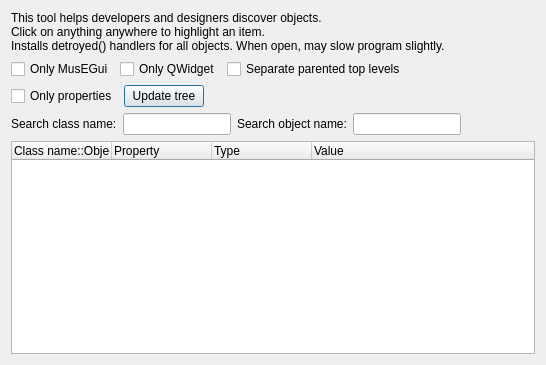
Old version of the form muse3/muse/components/snooperbase.ui in the repository emrum/muse.
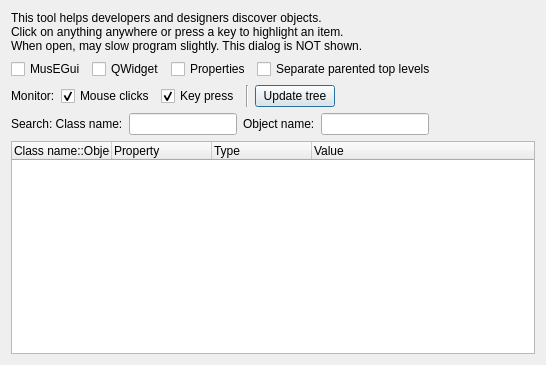
New version of the form.

Commit message: Snooper can now monitor key press

The edit to the form file:
```diff
--- a/muse3/muse/components/snooperbase.ui
+++ b/muse3/muse/components/snooperbase.ui
@@ -20,8 +20,8 @@
       <widget class="QLabel" name="label">
        <property name="text">
         <string>This tool helps developers and designers discover objects.
-Click on anything anywhere to highlight an item.
-Installs detroyed() handlers for all objects. When open, may slow program slightly.</string>
+Click on anything anywhere or press a key to highlight an item.
+When open, may slow program slightly. This dialog is NOT shown.</string>
        </property>
       </widget>
      </item>
@@ -32,14 +32,21 @@
      <item>
       <widget class="QCheckBox" name="onlyAppCheckBox">
        <property name="text">
-        <string>Only MusEGui</string>
+        <string>MusEGui</string>
        </property>
       </widget>
      </item>
      <item>
       <widget class="QCheckBox" name="onlyWidgetCheckBox">
        <property name="text">
-        <string>Only QWidget</string>
+        <string>QWidget</string>
+       </property>
+      </widget>
+     </item>
+     <item>
+      <widget class="QCheckBox" name="onlyPropsCheckBox">
+       <property name="text">
+        <string>Properties</string>
        </property>
       </widget>
      </item>
@@ -68,9 +75,36 @@
    <item>
     <layout class="QHBoxLayout" name="horizontalLayout_4">
      <item>
-      <widget class="QCheckBox" name="onlyPropsCheckBox">
+      <widget class="QLabel" name="label_4">
        <property name="text">
-        <string>Only properties</string>
+        <string>Monitor:</string>
+       </property>
+      </widget>
+     </item>
+     <item>
+      <widget class="QCheckBox" name="captureMouseClickCheckBox">
+       <property name="text">
+        <string>Mouse clicks</string>
+       </property>
+       <property name="checked">
+        <bool>true</bool>
+       </property>
+      </widget>
+     </item>
+     <item>
+      <widget class="QCheckBox" name="captureKeyPressCheckBox">
+       <property name="text">
+        <string>Key press</string>
+       </property>
+       <property name="checked">
+        <bool>true</bool>
+       </property>
+      </widget>
+     </item>
+     <item>
+      <widget class="Line" name="line">
+       <property name="orientation">
+        <enum>Qt::Vertical</enum>
        </property>
       </widget>
      </item>
@@ -101,7 +135,7 @@
      <item>
       <widget class="QLabel" name="label_2">
        <property name="text">
-        <string>Search class name:</string>
+        <string>Search: Class name:</string>
        </property>
       </widget>
      </item>
@@ -111,7 +145,7 @@
      <item>
       <widget class="QLabel" name="label_3">
        <property name="text">
-        <string>Search object name:</string>
+        <string>Object name:</string>
        </property>
       </widget>
      </item>
```
The commit also changes 5 other files.
